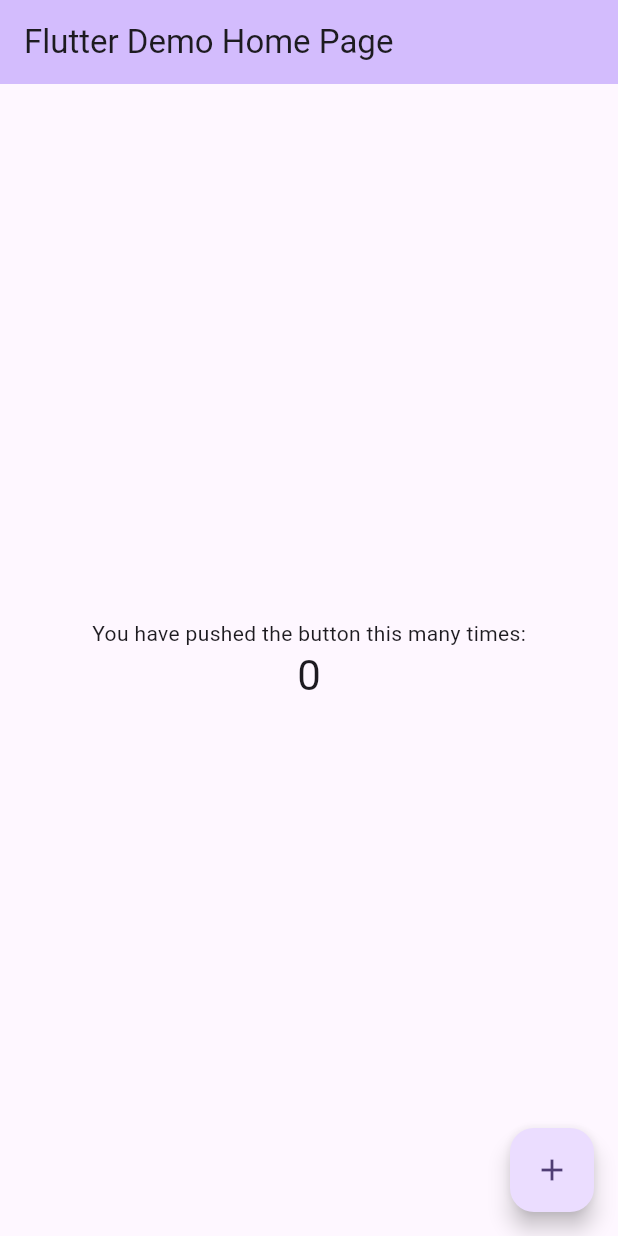
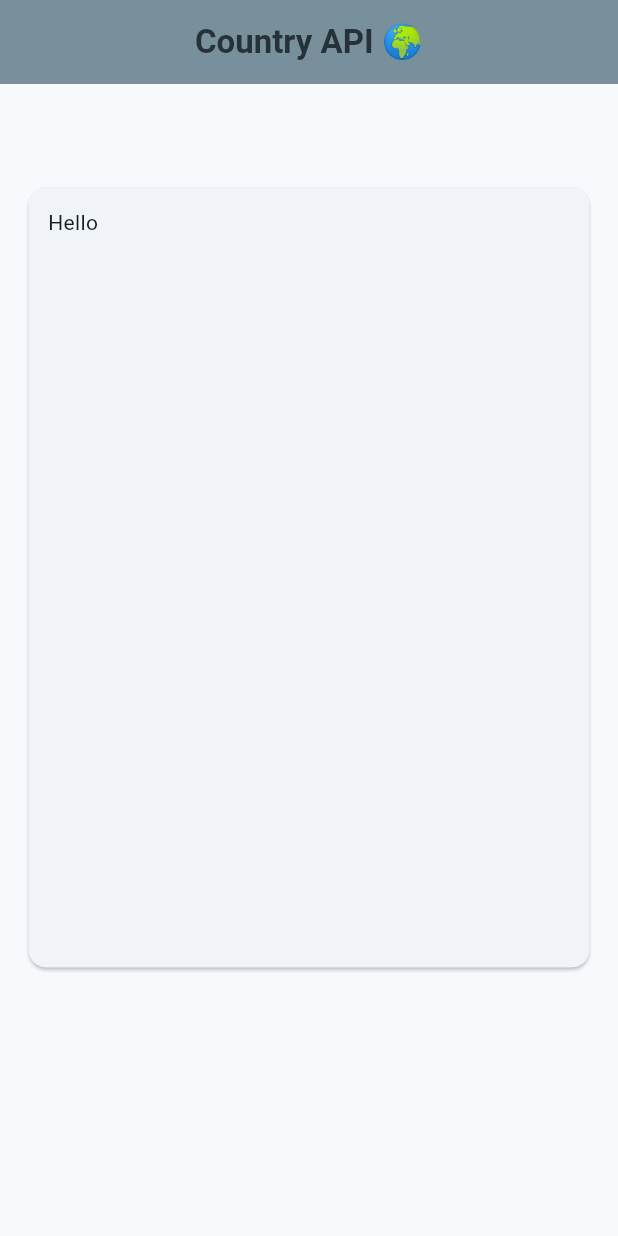
Before and after one commit to anastasiiaal/api_app_flutter, a Flutter app: the screen it shows after launch, on a phone screen of 412 x 824 dp. Run offline on Flutter 3.47's test engine with Material 3 defaults, Android fonts, the phone set to English and light mode, and no system bars.

Commit message:
basic home page

```diff
--- a/lib/main.dart
+++ b/lib/main.dart
@@ -1,3 +1,4 @@
+import 'package:api_app_flutter/ui/home_page.dart';
 import 'package:flutter/material.dart';
 
 void main() {
@@ -7,119 +8,16 @@ void main() {
 class MyApp extends StatelessWidget {
   const MyApp({super.key});
 
-  // This widget is the root of your application.
   @override
   Widget build(BuildContext context) {
     return MaterialApp(
       title: 'Flutter Demo',
+      debugShowCheckedModeBanner: false,
       theme: ThemeData(
-        // This is the theme of your application.
-        //
-        // TRY THIS: Try running your application with "flutter run". You'll see
-        // the application has a purple toolbar. Then, without quitting the app,
-        // try changing the seedColor in the colorScheme below to Colors.green
-        // and then invoke "hot reload" (save your changes or press the "hot
-        // reload" button in a Flutter-supported IDE, or press "r" if you used
-        // the command line to start the app).
-        //
-        // Notice that the counter didn't reset back to zero; the application
-        // state is not lost during the reload. To reset the state, use hot
-        // restart instead.
-        //
-        // This works for code too, not just values: Most code changes can be
-        // tested with just a hot reload.
-        colorScheme: ColorScheme.fromSeed(seedColor: Colors.deepPurple),
+        colorScheme: ColorScheme.fromSeed(seedColor: Colors.blueGrey),
         useMaterial3: true,
       ),
-      home: const MyHomePage(title: 'Flutter Demo Home Page'),
+      home: const HomePage(),
     );
   }
 }
-
-class MyHomePage extends StatefulWidget {
-  const MyHomePage({super.key, required this.title});
-
-  // This widget is the home page of your application. It is stateful, meaning
-  // that it has a State object (defined below) that contains fields that affect
-  // how it looks.
-
-  // This class is the configuration for the state. It holds the values (in this
-  // case the title) provided by the parent (in this case the App widget) and
-  // used by the build method of the State. Fields in a Widget subclass are
-  // always marked "final".
-
-  final String title;
-
-  @override
-  State<MyHomePage> createState() => _MyHomePageState();
-}
-
-class _MyHomePageState extends State<MyHomePage> {
-  int _counter = 0;
-
-  void _incrementCounter() {
-    setState(() {
-      // This call to setState tells the Flutter framework that something has
-      // changed in this State, which causes it to rerun the build method below
-      // so that the display can reflect the updated values. If we changed
-      // _counter without calling setState(), then the build method would not be
-      // called again, and so nothing would appear to happen.
-      _counter++;
-    });
-  }
-
-  @override
-  Widget build(BuildContext context) {
-    // This method is rerun every time setState is called, for instance as done
-    // by the _incrementCounter method above.
-    //
-    // The Flutter framework has been optimized to make rerunning build methods
-    // fast, so that you can just rebuild anything that needs updating rather
-    // than having to individually change instances of widgets.
-    return Scaffold(
-      appBar: AppBar(
-        // TRY THIS: Try changing the color here to a specific color (to
-        // Colors.amber, perhaps?) and trigger a hot reload to see the AppBar
-        // change color while the other colors stay the same.
-        backgroundColor: Theme.of(context).colorScheme.inversePrimary,
-        // Here we take the value from the MyHomePage object that was created by
-        // the App.build method, and use it to set our appbar title.
-        title: Text(widget.title),
-      ),
-      body: Center(
-        // Center is a layout widget. It takes a single child and positions it
-        // in the middle of the parent.
-        child: Column(
-          // Column is also a layout widget. It takes a list of children and
-          // arranges them vertically. By default, it sizes itself to fit its
-          // children horizontally, and tries to be as tall as its parent.
-          //
-          // Column has various properties to control how it sizes itself and
-          // how it positions its children. Here we use mainAxisAlignment to
-          // center the children vertically; the main axis here is the vertical
-          // axis because Columns are vertical (the cross axis would be
-          // horizontal).
-          //
-          // TRY THIS: Invoke "debug painting" (choose the "Toggle Debug Paint"
-          // action in the IDE, or press "p" in the console), to see the
-          // wireframe for each widget.
-          mainAxisAlignment: MainAxisAlignment.center,
-          children: <Widget>[
-            const Text(
-              'You have pushed the button this many times:',
-            ),
-            Text(
-              '$_counter',
-              style: Theme.of(context).textTheme.headlineMedium,
-            ),
-          ],
-        ),
-      ),
-      floatingActionButton: FloatingActionButton(
-        onPressed: _incrementCounter,
-        tooltip: 'Increment',
-        child: const Icon(Icons.add),
-      ), // This trailing comma makes auto-formatting nicer for build methods.
-    );
-  }
-}
--- /dev/null
+++ b/lib/ui/home_page.dart
@@ -0,0 +1,51 @@
+import 'package:flutter/material.dart';
+
+class HomePage extends StatelessWidget {
+  const HomePage({super.key});
+
+  @override
+  Widget build(BuildContext context) {
+    double width = MediaQuery.of(context).size.width;
+    double containerWidth = width - 30;
+
+    return Scaffold(
+      appBar: AppBar(
+        backgroundColor: Colors.blueGrey[400],
+        title: Text('Country API 🌍', style: TextStyle(fontWeight: FontWeight.bold, color: Colors.blueGrey[900])),
+        centerTitle: true,
+      ),
+      body: SingleChildScrollView(
+          child: Padding(
+            padding: const EdgeInsets.all(15.0),
+            child: Column(
+              children: [
+                const SizedBox(height: 50),
+                Card(
+                  child: Padding(
+                    padding: const EdgeInsets.all(5.0),
+                    child: SizedBox(
+                      width: containerWidth,
+                      height: 510,
+                      child: const Column(
+                        children: [
+                          Row(
+                              children: [
+                                Padding(
+                                  padding: EdgeInsets.all(8.0),
+                                  child: Text('Hello'),
+                                ),
+                              ]
+                          ),
+                          SizedBox(height: 16),
+                        ],
+                      ),
+                    ),
+                  ),
+                )
+              ],
+            ),
+          )
+      ),
+    );
+  }
+}
```
Also changed, not shown: lib/model/country.dart (added).
